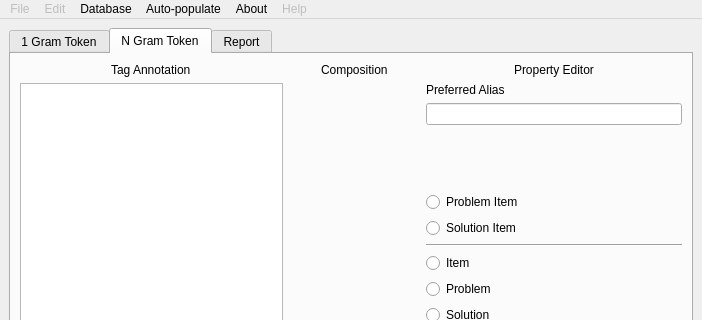
usnistgov/nestor, file nestor/ui/taggingUI.ui: the form before one commit; both pictures show x 0 to 702 and y 0 to 320 of the 702 by 749 pixel window.
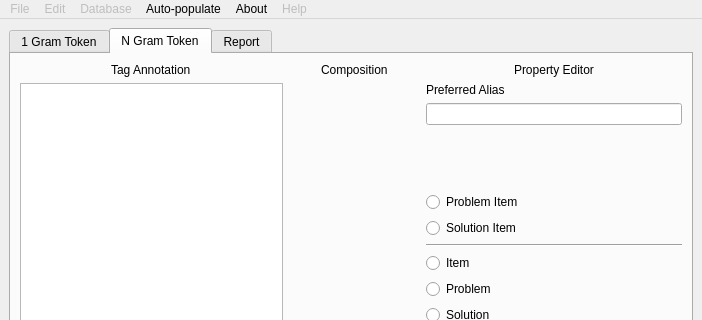
The form after the commit. The open tabs and pages were chosen to show the change.

Commit message: setEnable(False) for the menu on the Designer app

Patch:
```diff
--- a/nestor/ui/taggingUI.ui
+++ b/nestor/ui/taggingUI.ui
@@ -810,6 +810,9 @@
     <addaction name="actionAbout_TagTool"/>
    </widget>
    <widget class="QMenu" name="menuDatabase">
+    <property name="enabled">
+     <bool>false</bool>
+    </property>
     <property name="title">
      <string>Database</string>
     </property>
@@ -818,6 +821,9 @@
     <addaction name="actionOpen_Database"/>
    </widget>
    <widget class="QMenu" name="menuAuto_populate">
+    <property name="enabled">
+     <bool>true</bool>
+    </property>
     <property name="title">
      <string>Auto-populate</string>
     </property>
```
Left out of the diff: 8 changed lines with no effect on the pictures. The commit also changes 2 other files.
